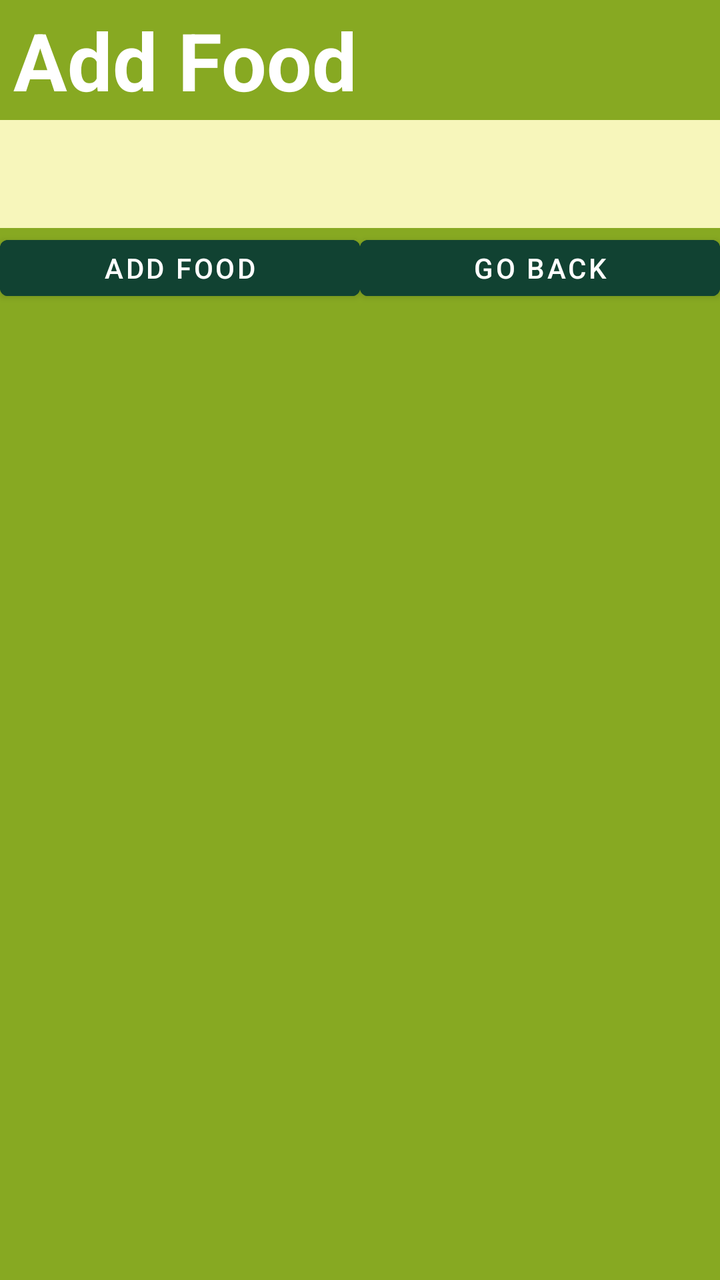
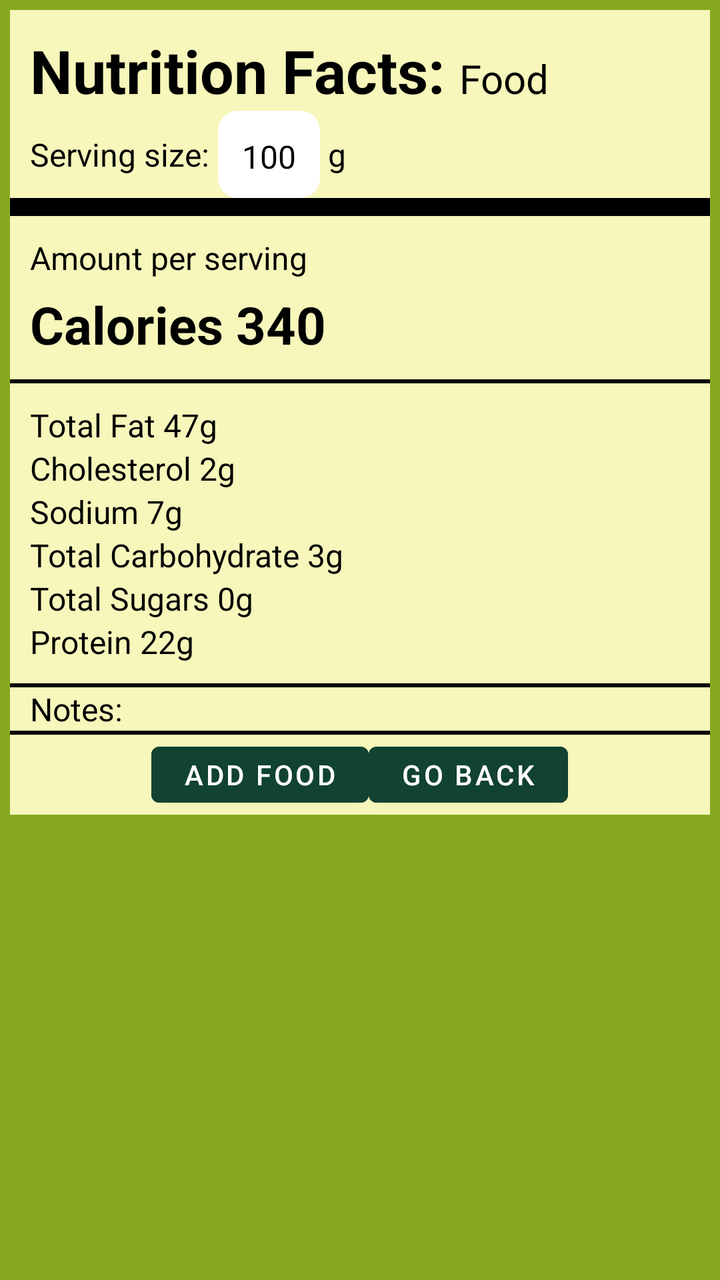

Before-and-after screenshots of an Android layout around one commit, followed by the original layout XML and the change that was made.
<!-- AndroidManifest.xml: application theme AppTheme -->
<!-- res/layout/displaypage.xml -->
<LinearLayout android:orientation="vertical" android:minWidth="25px" android:minHeight="25px" android:layout_width="match_parent" android:layout_height="match_parent" android:id="@+id/linearLayout1" android:background="#87A922" xmlns:android="http://schemas.android.com/apk/res/android"><TextView android:text="Add Food" android:textAppearance="?android:attr/textAppearanceLarge" android:layout_width="match_parent" android:layout_height="wrap_content" android:id="@+id/textV_Calorie_Track" android:textStyle="bold" android:textColor="@android:color/background_light" android:textSize="40dp" android:paddingLeft="20px" android:paddingTop="10px" android:paddingBottom="10px" /><LinearLayout android:orientation="vertical" android:minWidth="25px" android:minHeight="25px" android:layout_width="match_parent" android:layout_height="wrap_content" android:id="@+id/linearLayout_INNER" android:fadingEdge="none" android:background="#F7F6BB"><TextView android:id="@+id/foodnameTV" android:layout_width="match_parent" android:layout_height="wrap_content" android:textStyle="bold" android:gravity="start" android:layout_gravity="start" android:textSize="20dp" /><TextView android:id="@+id/nutritionContentTV" android:layout_width="match_parent" android:layout_height="wrap_content" android:textStyle="bold" android:gravity="start" android:layout_gravity="start" android:textSize="20dp" /></LinearLayout><LinearLayout android:orientation="horizontal" android:layout_width="match_parent" android:layout_height="wrap_content"><Button android:id="@+id/btn_Add" android:layout_width="0dp" android:layout_height="120px" android:layout_weight="1" android:text="Add food" android:backgroundTint="#114232" /><Button android:id="@+id/btn1" android:text="Go Back" android:layout_width="0dp" android:layout_height="120px" android:layout_weight="1" android:backgroundTint="#114232" /></LinearLayout></LinearLayout>
<!-- resources referenced by this layout -->
<resources>
  <style name="AppTheme" parent="Theme.MaterialComponents.Light.DarkActionBar"><item name="colorPrimary">@color/colorPrimary</item><item name="colorPrimaryDark">@color/colorPrimaryDark</item><item name="colorAccent">@color/colorAccent</item><item name="windowActionBar">false</item><item name="windowNoTitle">true</item></style>
  <color name="colorPrimary">#2c3e50</color>
  <color name="colorPrimaryDark">#1B3147</color>
  <color name="colorAccent">#3498db</color>
</resources>

<!-- the commit's change to res/layout/displaypage.xml (unified diff, before → after) -->
@@ -1 +1 @@
-<LinearLayout android:orientation="vertical" android:minWidth="25px" android:minHeight="25px" android:layout_width="match_parent" android:layout_height="match_parent" android:id="@+id/linearLayout1" android:background="#87A922" xmlns:android="http://schemas.android.com/apk/res/android"><TextView android:text="Add Food" android:textAppearance="?android:attr/textAppearanceLarge" android:layout_width="match_parent" android:layout_height="wrap_content" android:id="@+id/textV_Calorie_Track" android:textStyle="bold" android:textColor="@android:color/background_light" android:textSize="40dp" android:paddingLeft="20px" android:paddingTop="10px" android:paddingBottom="10px" /><LinearLayout android:orientation="vertical" android:minWidth="25px" android:minHeight="25px" android:layout_width="match_parent" android:layout_height="wrap_content" android:id="@+id/linearLayout_INNER" android:fadingEdge="none" android:background="#F7F6BB"><TextView android:id="@+id/foodnameTV" android:layout_width="match_parent" android:layout_height="wrap_content" android:textStyle="bold" android:gravity="start" android:layout_gravity="start" android:textSize="20dp" /><TextView android:id="@+id/nutritionContentTV" android:layout_width="match_parent" android:layout_height="wrap_content" android:textStyle="bold" android:gravity="start" android:layout_gravity="start" android:textSize="20dp" /></LinearLayout><LinearLayout android:orientation="horizontal" android:layout_width="match_parent" android:layout_height="wrap_content"><Button android:id="@+id/btn_Add" android:layout_width="0dp" android:layout_height="120px" android:layout_weight="1" android:text="Add food" android:backgroundTint="#114232" /><Button android:id="@+id/btn1" android:text="Go Back" android:layout_width="0dp" android:layout_height="120px" android:layout_weight="1" android:backgroundTint="#114232" /></LinearLayout></LinearLayout>
+<LinearLayout android:orientation="vertical" android:minWidth="25px" android:minHeight="25px" android:layout_width="match_parent" android:layout_height="match_parent" android:background="#87A922" xmlns:android="http://schemas.android.com/apk/res/android"><LinearLayout android:orientation="vertical" android:minWidth="25px" android:minHeight="25px" android:layout_margin="5dp" android:layout_width="match_parent" android:layout_height="wrap_content" android:background="#F7F6BB"><LinearLayout android:orientation="horizontal" android:paddingLeft="10dp" android:paddingTop="10dp" android:layout_width="match_parent" android:layout_height="wrap_content"><TextView android:text="Nutrition Facts: " android:layout_width="wrap_content" android:layout_height="wrap_content" android:textStyle="bold" android:textColor="#000000" android:textSize="30dp" /><TextView android:text="Food" android:layout_width="wrap_content" android:layout_height="wrap_content" android:textColor="#000000" android:gravity="center_vertical" android:id="@+id/fName" android:textSize="20dp" /></LinearLayout><LinearLayout android:orientation="horizontal" android:paddingLeft="10dp" android:layout_width="match_parent" android:layout_height="wrap_content"><TextView android:text="Serving size: " android:layout_width="wrap_content" android:layout_height="wrap_content" android:textSize="16dp" android:layout_gravity="center" android:textColor="#000000" android:id="@+id/serv" /><EditText android:text="100" android:layout_width="wrap_content" android:layout_height="wrap_content" android:textColor="#000000" android:background="@drawable/register_inputbox_design" android:textSize="16dp" android:id="@+id/serv_size" android:layout_gravity="right" android:paddingBottom="10dp" android:inputType="text" /><TextView android:text=" g" android:layout_width="wrap_content" android:layout_height="wrap_content" android:textSize="16dp" android:layout_gravity="center" android:textColor="#000000" /></LinearLayout><View android:layout_width="match_parent" android:layout_height="9dp" android:background="#000000" /><TextView android:text="Amount per serving" android:layout_width="match_parent" android:layout_height="wrap_content" android:textColor="#000000" android:textSize="16dp" android:paddingLeft="10dp" android:paddingTop="10dp" android:paddingBottom="5dp" /><TextView android:text="Calories 340" android:layout_width="match_parent" android:layout_height="wrap_content" android:textColor="#000000" android:textSize="26dp" android:id="@+id/calServ" android:paddingLeft="10dp" android:paddingBottom="10dp" android:textStyle="bold" /><View android:layout_width="match_parent" android:layout_height="2dp" android:background="#000000" /><LinearLayout android:orientation="vertical" android:layout_width="match_parent" android:layout_height="wrap_content" android:padding="10dp"><TextView android:text="Total Fat 47g" android:layout_width="match_parent" android:layout_height="wrap_content" android:id="@id/textV_fat" android:textColor="#000000" android:textSize="16dp" /><TextView android:text="Cholesterol 2g" android:layout_width="match_parent" android:layout_height="wrap_content" android:textColor="#000000" android:id="@id/textV_cholesterol" android:textSize="16dp" /><TextView android:text="Sodium 7g" android:layout_width="match_parent" android:layout_height="wrap_content" android:textColor="#000000" android:id="@id/textV_sodium" android:textSize="16dp" /><TextView android:text="Total Carbohydrate 3g" android:layout_width="match_parent" android:layout_height="wrap_content" android:textColor="#000000" android:id="@id/textV_carbohydrates" android:textSize="16dp" /><TextView android:text="Total Sugars 0g" android:layout_width="match_parent" android:layout_height="wrap_content" android:textColor="#000000" android:id="@id/textV_Sugar" android:textSize="16dp" /><TextView android:id="@id/textV_protein" android:text="Protein 22g" android:layout_width="match_parent" android:layout_height="wrap_content" android:textColor="#000000" android:textSize="16dp" /></LinearLayout><View android:layout_width="match_parent" android:layout_height="2dp" android:background="#000000" /><TextView android:id="@id/textView" android:text="Notes:" android:layout_width="match_parent" android:layout_height="wrap_content" android:textColor="#000000" android:paddingLeft="10dp" android:textSize="16dp" /><View android:layout_width="match_parent" android:layout_height="2dp" android:background="#000000" /><LinearLayout android:orientation="horizontal" android:layout_width="wrap_content" android:layout_height="wrap_content" android:layout_gravity="center"><Button android:id="@+id/btn_Add" android:layout_width="0dp" android:layout_height="120px" android:textColor="#FFFF" android:layout_weight="1" android:text="Add food" android:backgroundTint="#114232" /><Button android:id="@+id/btn1" android:text="Go Back" android:textColor="#FFFF" android:layout_width="0dp" android:layout_height="120px" android:layout_weight="1" android:backgroundTint="#114232" /></LinearLayout></LinearLayout><View android:layout_width="match_parent" android:layout_height="3dp" /></LinearLayout>
<!-- resource entries referenced after the edit -->
@@ -1,5 +1,7 @@
 <!-- resources referenced by this layout -->
 <resources>
+  <!-- drawable register_inputbox_design (drawable) -->
+  <shape xmlns:android="http://schemas.android.com/apk/res/android"><solid android:color="#FFFFFF" /><corners android:radius="10dp" /><padding android:left="12dp" android:top="12dp" android:right="12dp" android:bottom="12dp" /></shape>
   <style name="AppTheme" parent="Theme.MaterialComponents.Light.DarkActionBar"><item name="colorPrimary">@color/colorPrimary</item><item name="colorPrimaryDark">@color/colorPrimaryDark</item><item name="colorAccent">@color/colorAccent</item><item name="windowActionBar">false</item><item name="windowNoTitle">true</item></style>
   <color name="colorPrimary">#2c3e50</color>
   <color name="colorPrimaryDark">#1B3147</color>
